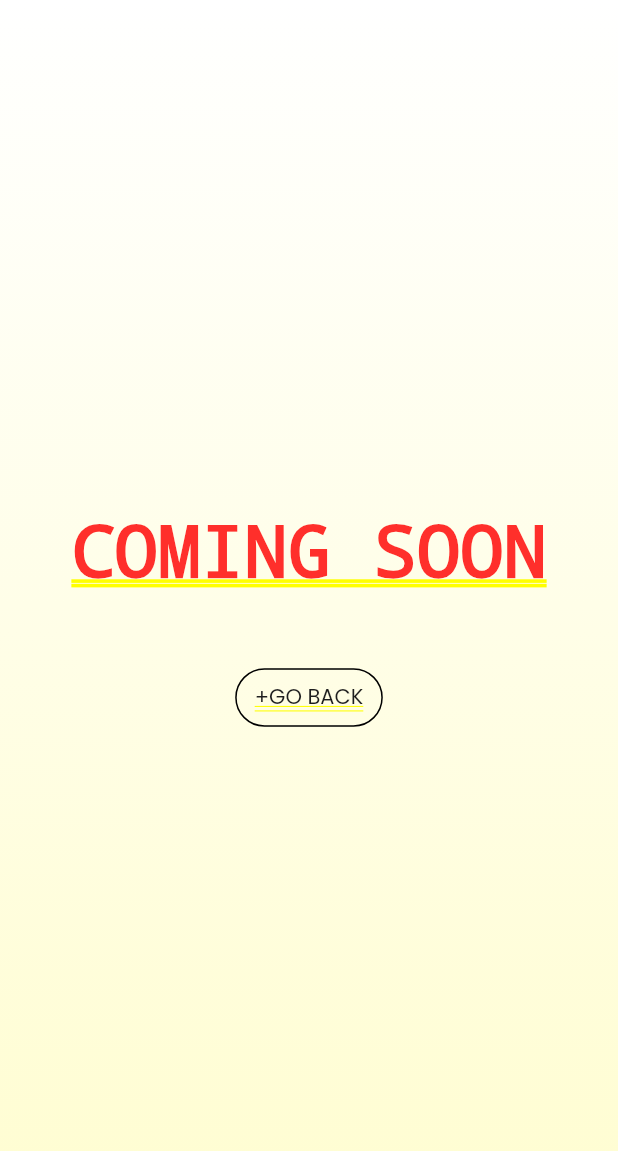
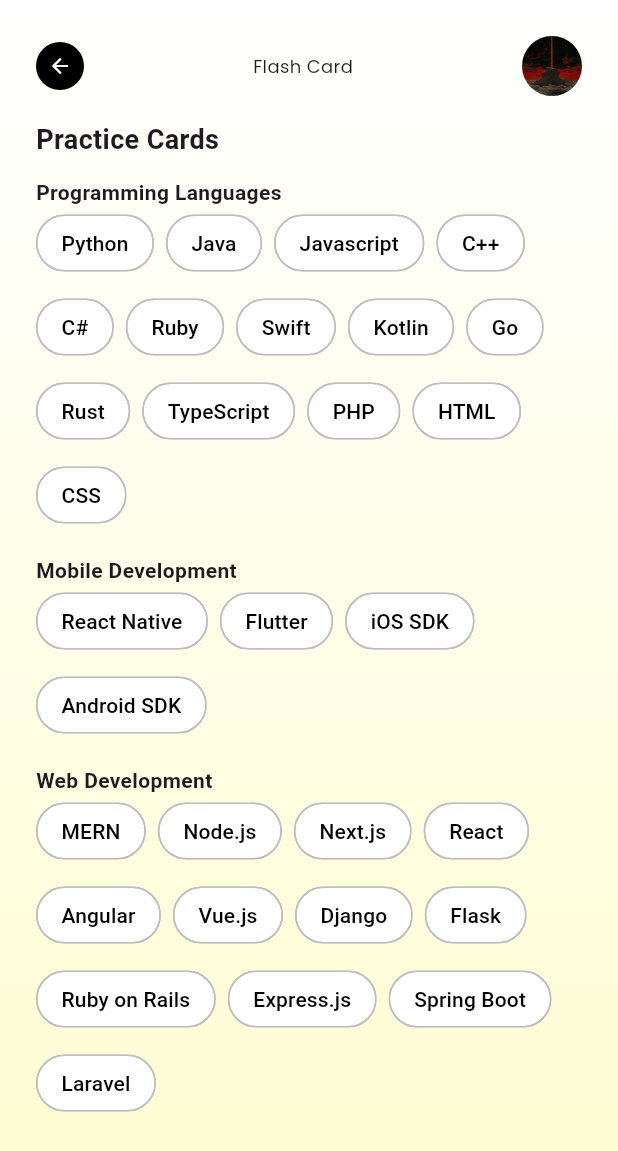
Before and after one commit to Redvey/InterView, a Flutter app: the screen it shows after launch, after a tap on "Practice Flash Card", on a phone screen of 412 x 824 dp. Shown: the top 1151 px of the screen. Run offline on Flutter 3.47's test engine with Material 3 defaults, Android fonts, the phone set to English and light mode, and no system bars; our stand-ins replace file_picker, go_router, smooth_page_indicator; missing offline and left inert: blobs.

Commit message:
10:feat:Added new pages for mock interview and flash cards , also edited the profile

```diff
--- a/lib/app/themes/text_styles.dart
+++ b/lib/app/themes/text_styles.dart
@@ -28,6 +28,12 @@
   static const welcome = TextStyle(
     fontFamily: AppFonts.poppins,
     fontSize: AppSizes.fontSizeMd,
+    fontWeight: FontWeight.normal,
+  );
+
+  static const featureTitle = TextStyle(
+    fontFamily: AppFonts.poppins,
+    fontSize: AppSizes.fontSizeSs,
     fontWeight: FontWeight.normal,
   );
 
--- a/lib/core/constants/strings.dart
+++ b/lib/core/constants/strings.dart
@@ -4,19 +4,21 @@
 
   //Card-Text
   static const buildYourResumeTitle = "Build Your Resume";
+  static const resumeBuilder = "Resume Builder";
   static const buildYourResumeSubtitle = "‹ your quick resume builder / ›";
 
   static const resumeReviewTitle = "Resume Review";
   static const resumeReviewSubtitle = "< know your feedback />";
 
   static const flashcardPracticeTitle = "Practice Flash Card";
+  static const flashcard = "Flash Card";
   static const flashcardPracticeSubtitle = "< for your quick revision />";
 
   static const mockInterviewTitle = "Take Mock Interview";
   static const mockInterviewSubtitle = "< real time interview />";
 
   static const coldMailTitle = "Cold Mail";
-  static const coldMailSubtitle = "< for the recruiters />";
+  static const coldMailSubtitle = "< to the recruiters />";
 
   //resume builder texts
 
@@ -77,4 +79,11 @@
   static const percentageMatch = "Percentage Match";
   static const pasteJobDesc = "Paste Job Description";
 
+
+  //profile
+  static const menu = "Menu";
+  static const logOut = "Log out";
+  static const settings = "settings";
+  static const profile = "profile";
+
 }
--- /dev/null
+++ b/lib/features/flash_card/flash_card.dart
@@ -0,0 +1,110 @@
+import 'package:flutter/material.dart';
+
+import '../../app/themes/text_styles.dart';
+import '../../core/constants/colors.dart';
+import '../../core/constants/sizes.dart';
+import '../../core/constants/strings.dart';
+import '../widgets/back_button.dart';
+import '../widgets/profile_avatar.dart';
+
+class FlashCard extends StatefulWidget {
+  const FlashCard({super.key});
+
+  @override
+  State<FlashCard> createState() => _FlashCardState();
+}
+
+class _FlashCardState extends State<FlashCard> {
+  String? selectedTopic;
+
+  final List<String> programmingLanguages = [
+    'Python', 'Java', 'Javascript', 'C++', 'C#', 'Ruby', 'Swift', 'Kotlin', 'Go', 'Rust', 'TypeScript', 'PHP', 'HTML', 'CSS',
+  ];
+
+  final List<String> mobileDevelopment = [
+    'React Native', 'Flutter', 'iOS SDK', 'Android SDK',
+  ];
+
+  final List<String> webDevelopment = [
+    'MERN', 'Node.js', 'Next.js', 'React', 'Angular', 'Vue.js', 'Django', 'Flask', 'Ruby on Rails', 'Express.js', 'Spring Boot', 'Laravel',
+  ];
+
+  @override
+  Widget build(BuildContext context) {
+    return Container(
+      decoration: BoxDecoration(gradient: AppColors.backgroundGradient),
+      child: SafeArea(
+        child: Scaffold(
+          backgroundColor: Colors.transparent,
+          body: Padding(
+            padding: const EdgeInsets.all(AppSizes.lg),
+            child: SingleChildScrollView(
+              child: Column(
+                crossAxisAlignment: CrossAxisAlignment.start,
+                children: [
+                  // Header
+                  Row(
+                    mainAxisAlignment: MainAxisAlignment.spaceBetween,
+                    children: [
+                      CircleBackButton(pageColor: AppColors.blackLight),
+                      Text(AppStrings.flashcard, style: AppTextStyles.featureTitle),
+                      const ProfileAvatar(),
+                    ],
+                  ),
+                  const SizedBox(height: 16),
+
+                  const Text("Practice Cards", style: TextStyle(fontWeight: FontWeight.w600, fontSize: 18)),
+                  const SizedBox(height: 12),
+
+                  const Text("Programming Languages", style: TextStyle(fontWeight: FontWeight.w600)),
+                  Wrap(
+                    spacing: 8,
+                    runSpacing: 8,
+                    children: programmingLanguages.map((topic) => _buildChip(topic, selectedTopic, (val) {
+                      setState(() => selectedTopic = val);
+                    })).toList(),
+                  ),
+
+                  const SizedBox(height: 16),
+                  const Text("Mobile Development", style: TextStyle(fontWeight: FontWeight.w600)),
+                  Wrap(
+                    spacing: 8,
+                    runSpacing: 8,
+                    children: mobileDevelopment.map((topic) => _buildChip(topic, selectedTopic, (val) {
+                      setState(() => selectedTopic = val);
+                    })).toList(),
+                  ),
+
+                  const SizedBox(height: 16),
+                  const Text("Web Development", style: TextStyle(fontWeight: FontWeight.w600)),
+                  Wrap(
+                    spacing: 8,
+                    runSpacing: 8,
+                    children: webDevelopment.map((topic) => _buildChip(topic, selectedTopic, (val) {
+                      setState(() => selectedTopic = val);
+                    })).toList(),
+                  ),
+                ],
+              ),
+            ),
+          ),
+        ),
+      ),
+    );
+  }
+}
+
+Widget _buildChip(String label, String? selectedValue, Function(String) onSelected) {
+  final bool isSelected = selectedValue == label;
+
+  return ChoiceChip(
+    label: Text(label),
+    selected: isSelected,
+    onSelected: (_) => onSelected(label),
+    labelStyle: TextStyle(color: isSelected ? Colors.white : Colors.black),
+    selectedColor: Colors.black,
+    backgroundColor: Colors.white,
+    shape: StadiumBorder(side: BorderSide(color: Colors.grey.shade400)),
+    showCheckmark: false,
+  );
+}
--- a/lib/features/home/screens/home_screen.dart
+++ b/lib/features/home/screens/home_screen.dart
@@ -73,7 +73,7 @@
 
                 //flashcard
                 GestureDetector(
-                  onTap: () => context.push('/unfinished'),
+                  onTap: () => context.push('/flash-card'),
                   child: FeatureContainer(
                     gradient: AppColors.flashcardGradient,
                     title: AppStrings.flashcardPracticeTitle,
@@ -84,7 +84,7 @@
                 ),
                 SizedBox(height: AppSizes.defaultSpace),
                 GestureDetector(
-                  onTap: () => context.push('/unfinished'),
+                  onTap: () => context.push('/interview'),
                   child: FeatureContainer(
                     gradient: AppColors.interviewGradient,
                     title: AppStrings.mockInterviewTitle,
@@ -95,7 +95,7 @@
                 ),
                 SizedBox(height: AppSizes.defaultSpace),
                 GestureDetector(
-                  onTap: () => context.push('/review'),
+                  onTap: () => context.push('/interview'),
                   child: FeatureContainer(
                     gradient: AppColors.coldMailGradient,
                     title: AppStrings.coldMailTitle,
--- /dev/null
+++ b/lib/features/resume/interview/interview.dart
@@ -0,0 +1,125 @@
+import 'package:flutter/material.dart';
+
+import '../../../app/themes/text_styles.dart';
+import '../../../core/constants/colors.dart';
+import '../../../core/constants/sizes.dart';
+import '../../widgets/back_button.dart';
+import '../../widgets/profile_avatar.dart';
+
+class InterView extends StatefulWidget {
+  const InterView({super.key});
+
+  @override
+  State<InterView> createState() => _InterViewState();
+}
+
+class _InterViewState extends State<InterView> {
+  String selectedCategory = 'Programming Languages';
+
+  // Category Tabs
+  final List<String> categories = [
+    'Programming Languages',
+    'Mobile Development',
+    'Web Development',
+    'Artificial Intelligence',
+    'Blockchain',
+    'DevOps',
+    'Database Management',
+    'Cloud Computing',
+  ];
+
+  @override
+  Widget build(BuildContext context) {
+    return Container(
+      decoration: BoxDecoration(gradient: AppColors.backgroundGradient),
+      child: SafeArea(
+        child: Scaffold(
+          backgroundColor: Colors.transparent,
+          body: Padding(
+            padding: const EdgeInsets.all(AppSizes.lg),
+            child: SingleChildScrollView(
+              child: Column(
+                crossAxisAlignment: CrossAxisAlignment.start,
+                children: [
+                  // Header
+                  Row(
+                    mainAxisAlignment: MainAxisAlignment.spaceBetween,
+                    children: [
+                      CircleBackButton(pageColor: AppColors.blackLight),
+                      Text("Select an Interview Template", style: AppTextStyles.featureTitle),
+                      const ProfileAvatar(),
+                    ],
+                  ),
+                  const SizedBox(height: 16),
+
+                  // Category Filter Row
+                  SingleChildScrollView(
+                    scrollDirection: Axis.horizontal,
+                    child: Row(
+                      children: categories.map((category) {
+                        final bool isSelected = category == selectedCategory;
+                        return Padding(
+                          padding: const EdgeInsets.only(right: 8.0),
+                          child: ChoiceChip(
+                            label: Text(category),
+                            selected: isSelected,
+                            onSelected: (_) => setState(() => selectedCategory = category),
+                            selectedColor: Colors.black,
+                            labelStyle: TextStyle(
+                              color: isSelected ? Colors.white : Colors.black,
+                              fontWeight: FontWeight.w500,
+                            ),
+                            backgroundColor: Colors.white,
+                            shape: StadiumBorder(
+                              side: BorderSide(color: Colors.grey.shade400),
+                            ),
+                            showCheckmark: false,
+                          ),
+                        );
+                      }).toList(),
+                    ),
+                  ),
+                  const SizedBox(height: 20),
+
+                  // Interview Card Placeholder (Replace with your cards)
+                  ListView.builder(
+                    itemCount: 4,
+                    shrinkWrap: true,
+                    physics: const NeverScrollableScrollPhysics(),
+                    itemBuilder: (context, index) {
+                      return Card(
+                        shape: RoundedRectangleBorder(borderRadius: BorderRadius.circular(12)),
+                        elevation: 2,
+                        margin: const EdgeInsets.symmetric(vertical: 8),
+                        child: ListTile(
+                          leading: ClipRRect(
+                            borderRadius: BorderRadius.circular(8),
+                            child: Image.asset(
+                              'assets/templates/template1.jpeg', // replace with actual icons per card
+                              width: 40,
+                              height: 40,
+                              fit: BoxFit.cover,
+                            ),
+                          ),
+                          title: Text(
+                            'TypeScript Intermediate',
+                            style: TextStyle(fontWeight: FontWeight.w600),
+                          ),
+                          subtitle: Text(
+                            'Advanced TS features, Decorators, Configuration, React integration...',
+                            maxLines: 2,
+                            overflow: TextOverflow.ellipsis,
+                          ),
+                        ),
+                      );
+                    },
+                  ),
+                ],
+              ),
+            ),
+          ),
+        ),
+      ),
+    );
+  }
+}
--- a/lib/features/resume/screens/resume_builder_home.dart
+++ b/lib/features/resume/screens/resume_builder_home.dart
@@ -8,6 +8,8 @@
 import 'package:interview/features/resume/screens/skill_form/skill_form.dart';
 import 'package:interview/features/resume/screens/social_links_form/social_links_form.dart';
 import 'package:interview/features/resume/widgets/page_indicator.dart';
+import '../../../app/themes/text_styles.dart';
+import '../../../core/constants/strings.dart';
 import '../../../core/utils/color_utils.dart';
 import '../../widgets/back_button.dart';
 import '../../widgets/profile_avatar.dart';
@@ -114,6 +116,7 @@
                   mainAxisAlignment: MainAxisAlignment.spaceBetween,
                   children: [
                     CircleBackButton(pageColor: _getPageColor(_currentPage)),
+                    Text(AppStrings.resumeBuilder,style: AppTextStyles.featureTitle,),
                     ProfileAvatar(
                     ),
                   ],
--- a/lib/features/review/screens/resume_review_screen.dart
+++ b/lib/features/review/screens/resume_review_screen.dart
@@ -1,7 +1,9 @@
 import 'package:flutter/material.dart';
+import 'package:interview/app/themes/text_styles.dart';
 import 'package:interview/core/constants/colors.dart';
 import 'package:interview/core/constants/sizes.dart';
 import 'package:interview/core/constants/strings.dart';
+import 'package:interview/features/widgets/profile_avatar.dart';
 import '../../widgets/back_button.dart';
 import '../controllers/resume_review_controllers.dart';
 import '../widgets/jd_input_field.dart';
@@ -43,8 +45,8 @@
                     mainAxisAlignment: MainAxisAlignment.spaceBetween,
                     children: [
                       CircleBackButton(pageColor: AppColors.blackLight),
-                      Text(AppStrings.resumeReviewTitle),
-                      const CircleAvatar(),
+                      Text(AppStrings.resumeReviewTitle,style: AppTextStyles.featureTitle,),
+                      const ProfileAvatar(),
                     ],
                   ),
                   const SizedBox(height: 16),
--- a/lib/routes/app_router.dart
+++ b/lib/routes/app_router.dart
@@ -1,9 +1,12 @@
 
 import 'package:flutter/material.dart';
 import 'package:go_router/go_router.dart';
+import 'package:interview/app/app.dart' hide InterView;
+import 'package:interview/features/flash_card/flash_card.dart';
 import 'package:interview/features/profile/profile.dart';
 import '../features/home/screens/home_screen.dart';
 import '../features/profile/widgets/animation/circle_entry.dart';
+import '../features/resume/interview/interview.dart';
 import '../features/resume/screens/contact_form/contact_form.dart';
 import '../features/resume/screens/resume_builder.dart';
 import '../features/resume/screens/resume_builder_home.dart';
@@ -64,6 +67,18 @@
         barrierColor: Colors.transparent, // Optional: keep background see-through
       ),
     ),
+    GoRoute(
+      path: '/flash-card',
+      name: RouteNames.flashcards,
+      builder: (context, state) => const FlashCard(),
+    ),
+    GoRoute(
+      path: '/interview',
+      name: RouteNames.interview,
+      builder: (context, state) => const InterView(),
+
+    ),
+
 
   ],
 );
--- a/lib/routes/route_names.dart
+++ b/lib/routes/route_names.dart
@@ -19,7 +19,7 @@
   static const String flashcards = 'flashcards';
 
   //  Mock Interview
-  static const String mockInterview = 'mock_interview';
+  static const String interview = 'interview';
 
   // ✉ Cold Mailer
   static const String coldMailer = 'cold_mailer';
--- a/pubspec.yaml
+++ b/pubspec.yaml
@@ -19,6 +19,7 @@
   file_picker: ^10.2.0
   modal_bottom_sheet: ^3.0.0
   blobs: ^2.0.0
+  icons_plus: ^5.0.0
 
 
 
```
Also changed, not shown: lib/features/profile/widgets/animation/circle_entry.dart (+4 -3 lines), pubspec.lock.
